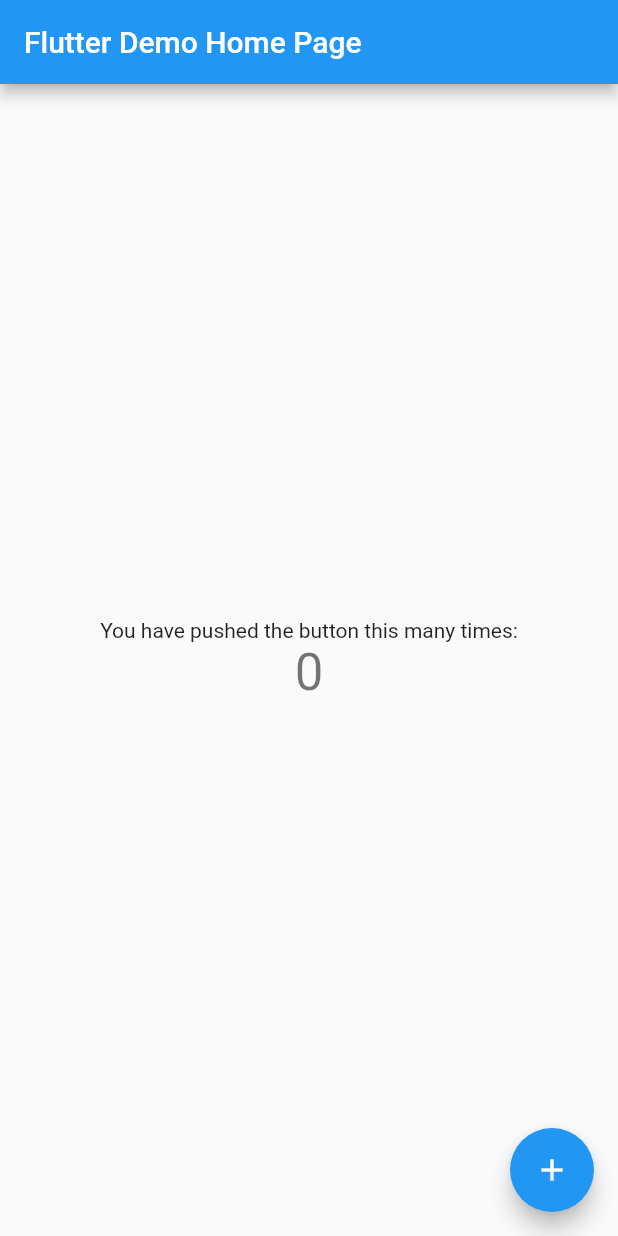
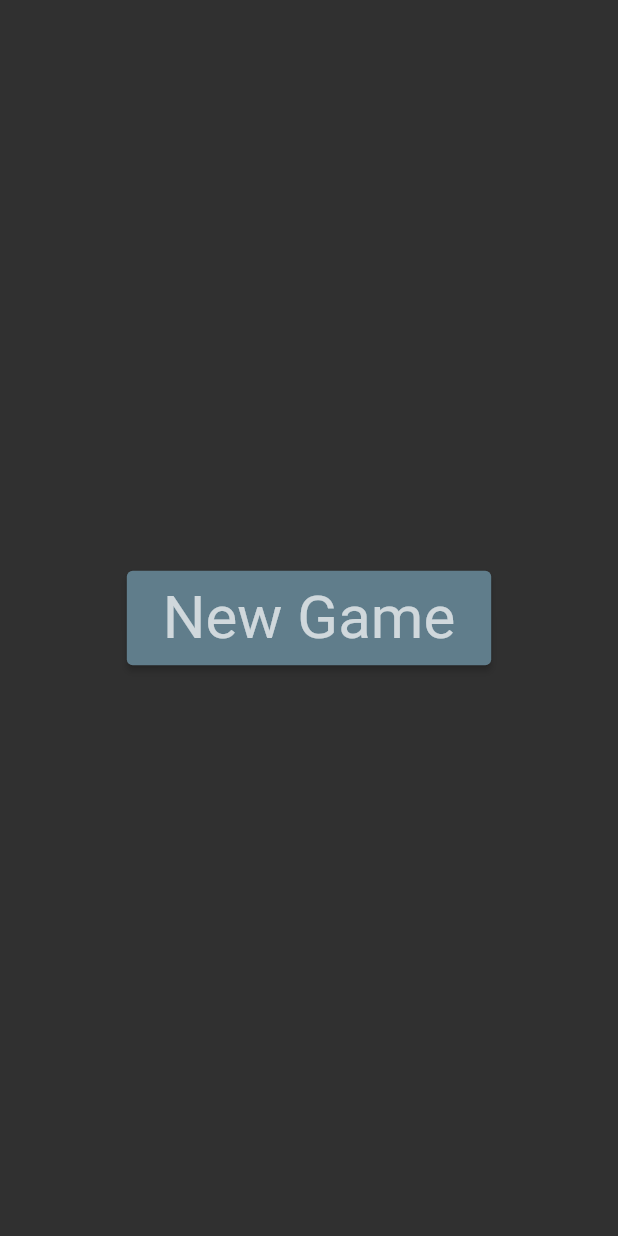
Before and after one commit to wrp94/Silicon, a Flutter app: the screen it shows after launch, on a phone screen of 412 x 824 dp. Run offline on Flutter 3.47's test engine with Material 2 defaults, Android fonts, the phone set to English and light mode, and no system bars.

Commit message:
implemented HomePage and NewGame screens

```diff
--- a/lib/main.dart
+++ b/lib/main.dart
@@ -1,115 +1,93 @@
 import 'package:flutter/material.dart';
 
-void main() {
-  runApp(const MyApp());
-}
+void main() => runApp(const SiliconApp());
 
-class MyApp extends StatelessWidget {
-  const MyApp({super.key});
+
+class SiliconApp extends StatelessWidget {
+  const SiliconApp({super.key});
 
   // This widget is the root of your application.
   @override
   Widget build(BuildContext context) {
     return MaterialApp(
-      title: 'Flutter Demo',
-      theme: ThemeData(
-        // This is the theme of your application.
-        //
-        // Try running your application with "flutter run". You'll see the
-        // application has a blue toolbar. Then, without quitting the app, try
-        // changing the primarySwatch below to Colors.green and then invoke
-        // "hot reload" (press "r" in the console where you ran "flutter run",
-        // or simply save your changes to "hot reload" in a Flutter IDE).
-        // Notice that the counter didn't reset back to zero; the application
-        // is not restarted.
-        primarySwatch: Colors.blue,
+      title: 'Silicon',
+      theme: ThemeData.dark(),
+      routes: {
+        '/': (context) => const MyHomePage(),
+        '/newGame': (context) => const NewGame(),
+      },
+    );
+  }
+}
+
+class NewGame extends StatefulWidget {
+  const NewGame({super.key});
+
+  @override
+  State<NewGame> createState() => _NewGameState();
+}
+
+class _NewGameState extends State<NewGame> {
+
+  @override
+  Widget build(BuildContext context) {
+    return Scaffold(
+      body: Column(
+        children: const [
+          Text("New game"),
+        ],
       ),
-      home: const MyHomePage(title: 'Flutter Demo Home Page'),
     );
   }
 }
 
 class MyHomePage extends StatefulWidget {
-  const MyHomePage({super.key, required this.title});
+  const MyHomePage({super.key});
 
-  // This widget is the home page of your application. It is stateful, meaning
-  // that it has a State object (defined below) that contains fields that affect
-  // how it looks.
-
-  // This class is the configuration for the state. It holds the values (in this
-  // case the title) provided by the parent (in this case the App widget) and
-  // used by the build method of the State. Fields in a Widget subclass are
-  // always marked "final".
-
-  final String title;
 
   @override
   State<MyHomePage> createState() => _MyHomePageState();
 }
 
+
 class _MyHomePageState extends State<MyHomePage> {
-  int _counter = 0;
 
-  void _incrementCounter() {
-    setState(() {
-      // This call to setState tells the Flutter framework that something has
-      // changed in this State, which causes it to rerun the build method below
-      // so that the display can reflect the updated values. If we changed
-      // _counter without calling setState(), then the build method would not be
-      // called again, and so nothing would appear to happen.
-      _counter++;
-    });
+  void _navigateToNewGame() {
+    Navigator.of(context).pushNamed('/newGame');
   }
+
 
   @override
   Widget build(BuildContext context) {
-    // This method is rerun every time setState is called, for instance as done
-    // by the _incrementCounter method above.
-    //
-    // The Flutter framework has been optimized to make rerunning build methods
-    // fast, so that you can just rebuild anything that needs updating rather
-    // than having to individually change instances of widgets.
     return Scaffold(
-      appBar: AppBar(
-        // Here we take the value from the MyHomePage object that was created by
-        // the App.build method, and use it to set our appbar title.
-        title: Text(widget.title),
-      ),
-      body: Center(
-        // Center is a layout widget. It takes a single child and positions it
-        // in the middle of the parent.
-        child: Column(
-          // Column is also a layout widget. It takes a list of children and
-          // arranges them vertically. By default, it sizes itself to fit its
-          // children horizontally, and tries to be as tall as its parent.
-          //
-          // Invoke "debug painting" (press "p" in the console, choose the
-          // "Toggle Debug Paint" action from the Flutter Inspector in Android
-          // Studio, or the "Toggle Debug Paint" command in Visual Studio Code)
-          // to see the wireframe for each widget.
-          //
-          // Column has various properties to control how it sizes itself and
-          // how it positions its children. Here we use mainAxisAlignment to
-          // center the children vertically; the main axis here is the vertical
-          // axis because Columns are vertical (the cross axis would be
-          // horizontal).
-          mainAxisAlignment: MainAxisAlignment.center,
-          children: <Widget>[
-            const Text(
-              'You have pushed the button this many times:',
-            ),
-            Text(
-              '$_counter',
-              style: Theme.of(context).textTheme.headlineMedium,
-            ),
-          ],
+      body: SafeArea(
+        top: true,
+        bottom: true,
+        left: false,
+        right: false,
+        child: Center(
+          child: Column(
+            mainAxisAlignment: MainAxisAlignment.center,
+            children: [
+              ElevatedButton(
+                  style: ButtonStyle(
+                    foregroundColor: MaterialStateProperty.all(Colors.white70),
+                    backgroundColor: MaterialStateProperty.all(Colors.blueGrey),
+                    textStyle: MaterialStateProperty.all(const TextStyle(fontSize: 40)),
+                  ),
+                  onPressed: _navigateToNewGame,
+                  child: const Padding(
+                    padding: EdgeInsets.all(8.0),
+                    child: Text(
+                        "New Game",
+                    ),
+                  )
+              )
+            ],
+          ),
         ),
       ),
-      floatingActionButton: FloatingActionButton(
-        onPressed: _incrementCounter,
-        tooltip: 'Increment',
-        child: const Icon(Icons.add),
-      ), // This trailing comma makes auto-formatting nicer for build methods.
     );
   }
+
 }
```
Also changed, not shown: 1 other file.
